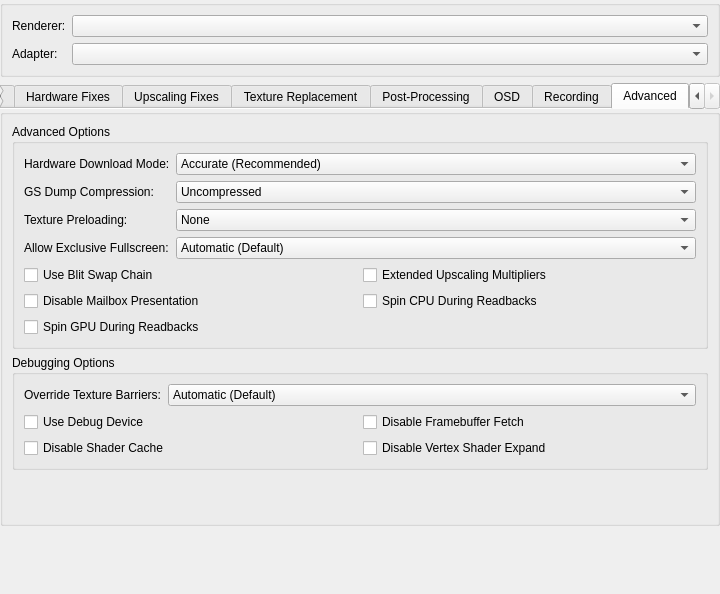
The window that pcsx2-qt/Settings/GraphicsSettingsWidget.ui (PCSX2/pcsx2) describes before a commit, drawn with Qt 5.
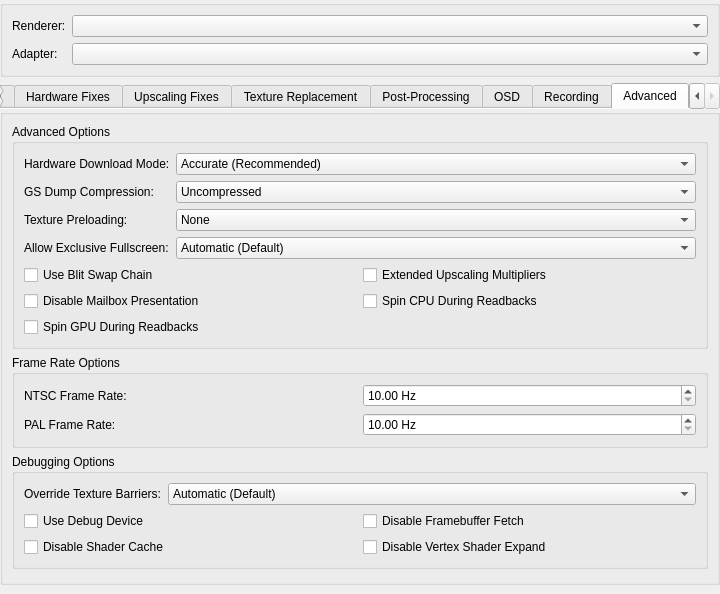
The same window after the commit. The open tabs and pages were chosen to show the change.

Commit message: Settings: Transfer regional frame rate to advanced Graphics settings

Patch:
```diff
--- a/pcsx2-qt/Settings/GraphicsSettingsWidget.ui
+++ b/pcsx2-qt/Settings/GraphicsSettingsWidget.ui
@@ -2223,6 +2223,61 @@
          </layout>
         </widget>
        </item>
+       <item>
+        <widget class="QGroupBox" name="frameRateOptions">
+         <property name="title">
+          <string>Frame Rate Options</string>
+         </property>
+         <layout class="QGridLayout" name="frameRateOptionsFormLayout">
+          <item row="0" column="0">
+           <widget class="QLabel" name="ntscLabel">
+            <property name="text">
+             <string>NTSC Frame Rate:</string>
+            </property>
+           </widget>
+          </item>
+          <item row="0" column="1">
+           <widget class="QDoubleSpinBox" name="ntscFrameRate">
+            <property name="suffix">
+             <string extracomment="Hz=Hertz, as in the measuring unit. Shown after the corresponding number. Those languages who'd need to remove the space or do something in between should do so."> Hz</string>
+            </property>
+            <property name="minimum">
+             <double>10.000000000000000</double>
+            </property>
+            <property name="maximum">
+             <double>300.000000000000000</double>
+            </property>
+            <property name="singleStep">
+             <double>0.010000000000000</double>
+            </property>
+           </widget>
+          </item>
+          <item row="1" column="0">
+           <widget class="QLabel" name="palLabel">
+            <property name="text">
+             <string>PAL Frame Rate:</string>
+            </property>
+           </widget>
+          </item>
+          <item row="1" column="1">
+           <widget class="QDoubleSpinBox" name="palFrameRate">
+            <property name="suffix">
+             <string> Hz</string>
+            </property>
+            <property name="minimum">
+             <double>10.000000000000000</double>
+            </property>
+            <property name="maximum">
+             <double>300.000000000000000</double>
+            </property>
+            <property name="singleStep">
+             <double>0.010000000000000</double>
+            </property>
+           </widget>
+          </item>
+         </layout>
+        </widget>
+       </item>
        <item>
         <widget class="QGroupBox" name="debuggingOptions">
          <property name="title">
```
The commit also changes 4 other files.
